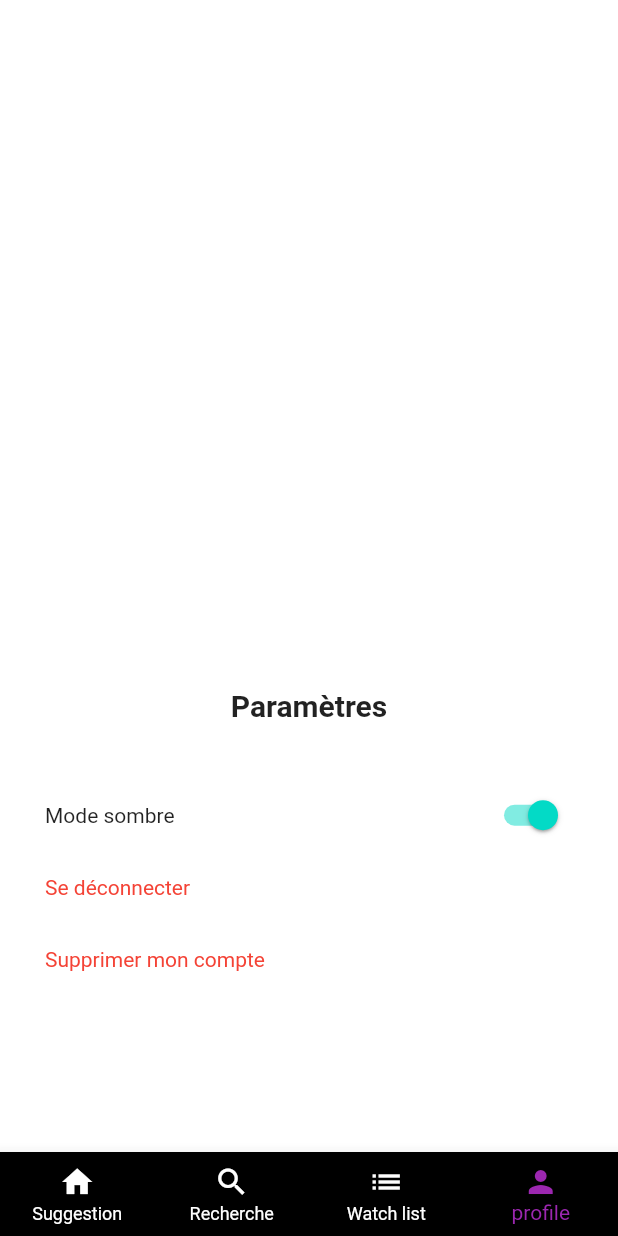
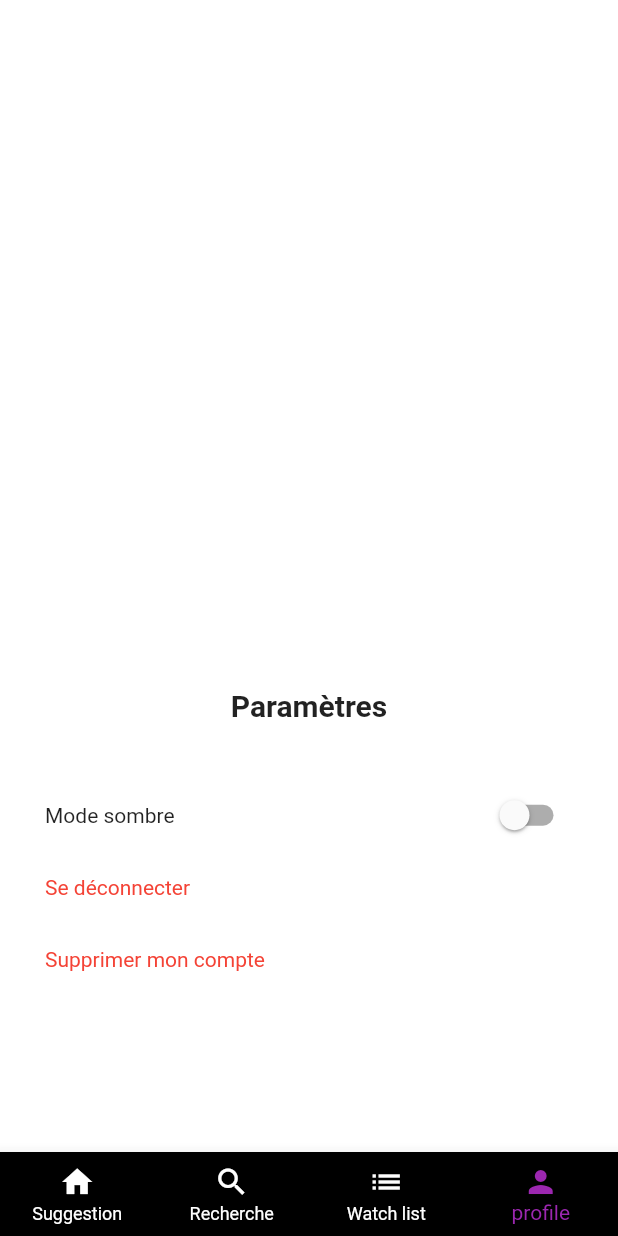
Before and after one commit to anthonyLafolie/watchIt_ui, a Flutter app: the HomeView screen opened directly, item 4 of the bottom bar chosen, on a phone screen of 412 x 824 dp. Run offline on Flutter 3.47's test engine with Material 2 defaults, Android fonts, the phone set to English and light mode, and no system bars; our stand-ins replace bloc, email_validator, equatable, flutter_bloc, flutter_secure_storage, formz and 1 more; accounts and stored records are empty; Roboto replaces fonts that are missing (Raleway).

Commit message:
add dark mode switch implementation

```diff
--- a/lib/profile/view/profile_screen.dart
+++ b/lib/profile/view/profile_screen.dart
@@ -1,5 +1,7 @@
 import 'package:flutter/material.dart';
 import 'package:flutter_bloc/flutter_bloc.dart';
+import 'package:provider/provider.dart';
+import 'package:theme_provider/theme_provider.dart';
 import 'package:watch_it/authentication/authentication.dart';
 import 'package:watch_it/profile/profile.dart';
 
@@ -55,23 +57,9 @@ class Setting extends StatelessWidget {
             child: Column(
               crossAxisAlignment: CrossAxisAlignment.start,
               children: [
-                Expanded(
+                const Expanded(
                   flex: 2,
-                  child: Row(
-                    mainAxisAlignment: MainAxisAlignment.spaceBetween,
-                    children: [
-                      const Text(
-                        "Mode sombre",
-                        style: TextStyle(fontSize: 14),
-                      ),
-                      Switch(
-                        value: true,
-                        onChanged: (value) {
-                          print("switch");
-                        },
-                      ),
-                    ],
-                  ),
+                  child: _DarkModeSwitch(),
                 ),
                 Expanded(
                   flex: 2,
@@ -109,3 +97,27 @@ class Setting extends StatelessWidget {
     );
   }
 }
+
+class _DarkModeSwitch extends StatelessWidget {
+  const _DarkModeSwitch({Key? key}) : super(key: key);
+
+  @override
+  Widget build(BuildContext context) {
+    final themeProvider = ThemeProvider.themeOf(context);
+    return Row(
+      mainAxisAlignment: MainAxisAlignment.spaceBetween,
+      children: [
+        const Text(
+          "Mode sombre",
+          style: TextStyle(fontSize: 14),
+        ),
+        Switch(
+          value: themeProvider.id == "dark",
+          onChanged: (value) {
+            ThemeProvider.controllerOf(context).nextTheme();
+          },
+        ),
+      ],
+    );
+  }
+}
```
